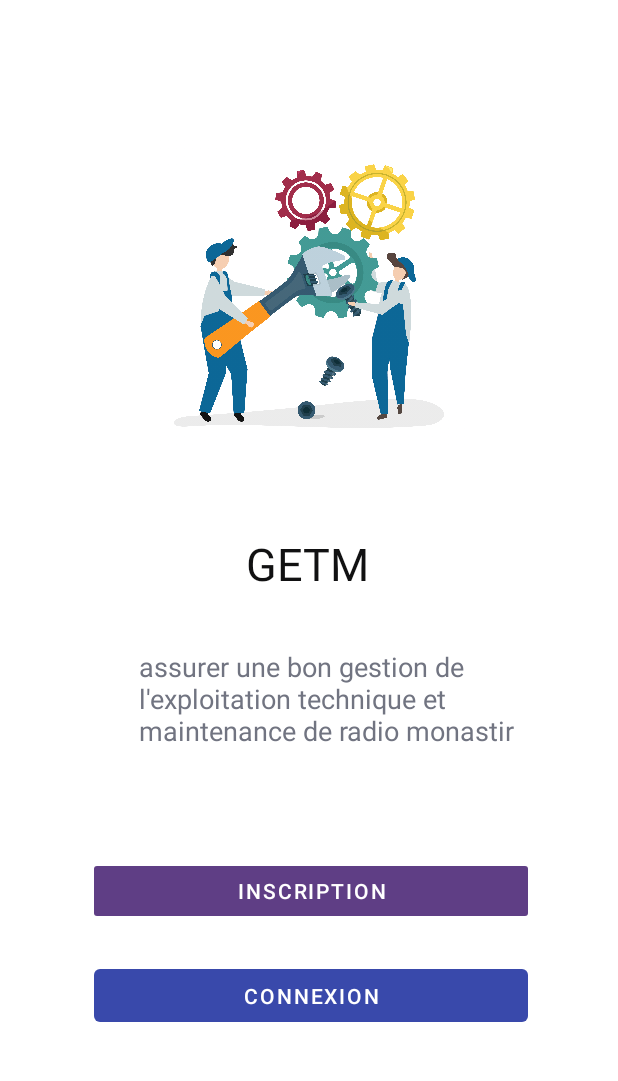
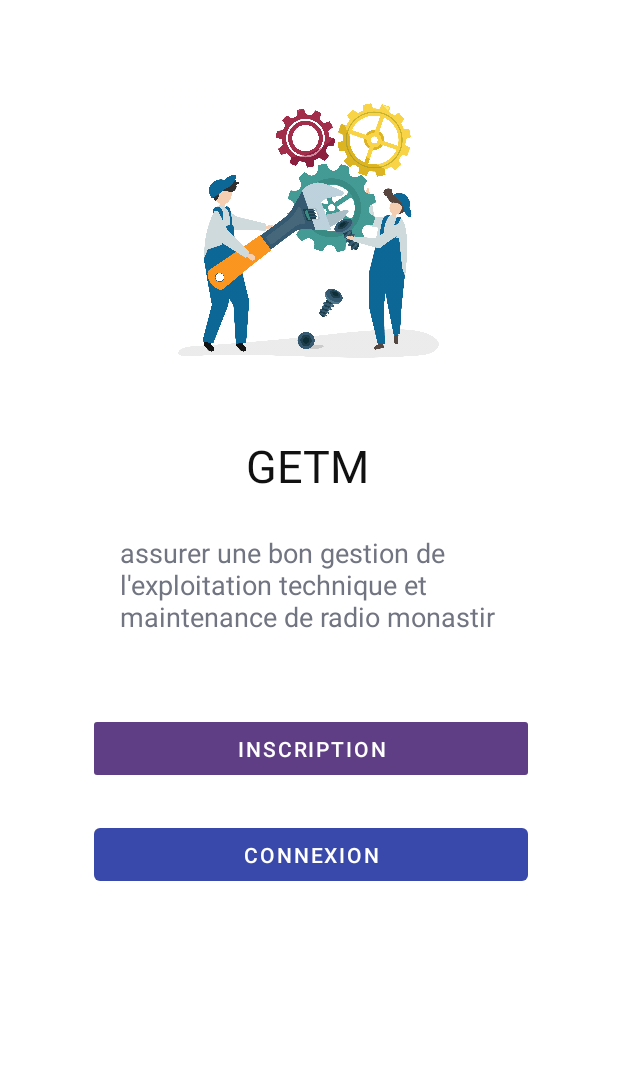
Before and after one commit to mrxrobotn/radiomonastir, an Android app: the screen it shows after launch (MainActivity2), on a phone screen of 412 x 824 dp, the part 84-1165 px from its top. Run offline under Robolectric (Android 15) with nearby library versions, the phone set to English and light mode, and no system bars.

Commit message:
modifier activitymain2.java

```diff
--- a/app/src/main/res/layout/activity_main2.xml
+++ b/app/src/main/res/layout/activity_main2.xml
@@ -10,14 +10,13 @@
         android:layout_height="match_parent">
 
 
-
         <TextView
             android:id="@+id/textView2"
             android:layout_width="wrap_content"
             android:layout_height="wrap_content"
             android:layout_marginStart="164dp"
             android:layout_marginLeft="164dp"
-        android:layout_marginTop="56dp"
+            android:layout_marginTop="40dp"
             android:layout_marginEnd="165dp"
             android:layout_marginRight="165dp"
             android:text="GETM"
@@ -29,26 +28,27 @@
 
         <TextView
             android:id="@+id/textView4"
-            android:layout_width="292dp"
-            android:layout_height="87dp"
-            android:layout_marginStart="92dp"
-            android:layout_marginLeft="92dp"
-            android:layout_marginTop="36dp"
-            android:layout_marginEnd="27dp"
-            android:layout_marginRight="27dp"
+            android:layout_width="0dp"
+            android:layout_height="wrap_content"
+            android:layout_marginStart="80dp"
+            android:layout_marginLeft="80dp"
+            android:layout_marginTop="25dp"
+            android:layout_marginEnd="80dp"
+            android:layout_marginRight="80dp"
             android:layout_marginBottom="52dp"
-            android:text="assurer une bon gestion de l'exploitation technique et maintenance de radio monastir"
+            android:text="assurer une bon gestion de         l'exploitation technique et maintenance de radio monastir"
             android:textColor="#717481"
             android:textSize="18sp"
             app:layout_constraintBottom_toTopOf="@+id/button5"
             app:layout_constraintEnd_toEndOf="parent"
+            app:layout_constraintHorizontal_bias="0.0"
             app:layout_constraintStart_toStartOf="parent"
             app:layout_constraintTop_toBottomOf="@+id/textView2" />
 
         <Button
             android:id="@+id/button5"
             android:layout_width="289dp"
-            android:layout_height="45dp"
+            android:layout_height="47dp"
             android:layout_marginStart="62dp"
             android:layout_marginLeft="62dp"
             android:layout_marginTop="52dp"
@@ -80,15 +80,13 @@
 
         <ImageView
             android:id="@+id/imageView3"
-        android:layout_width="207dp"
-        android:layout_height="211dp"
+            android:layout_width="212dp"
+            android:layout_height="200dp"
             android:layout_marginStart="102dp"
             android:layout_marginLeft="102dp"
-        android:layout_marginTop="88dp"
+            android:layout_marginTop="50dp"
             android:layout_marginEnd="102dp"
             android:layout_marginRight="102dp"
-        android:layout_marginBottom="56dp"
-        app:layout_constraintBottom_toTopOf="@+id/textView2"
             app:layout_constraintEnd_toEndOf="parent"
             app:layout_constraintStart_toStartOf="parent"
             app:layout_constraintTop_toTopOf="parent"
```
Lines whose indentation alone changed are shown as unchanged.
